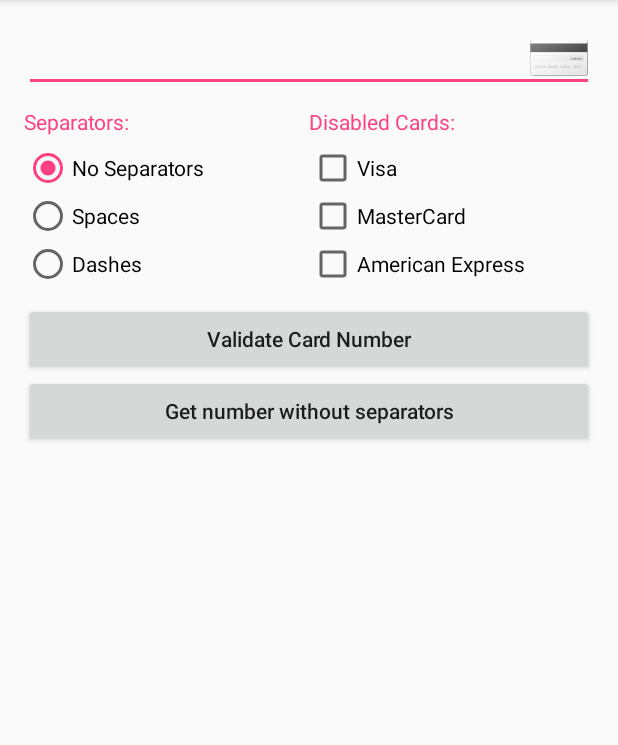
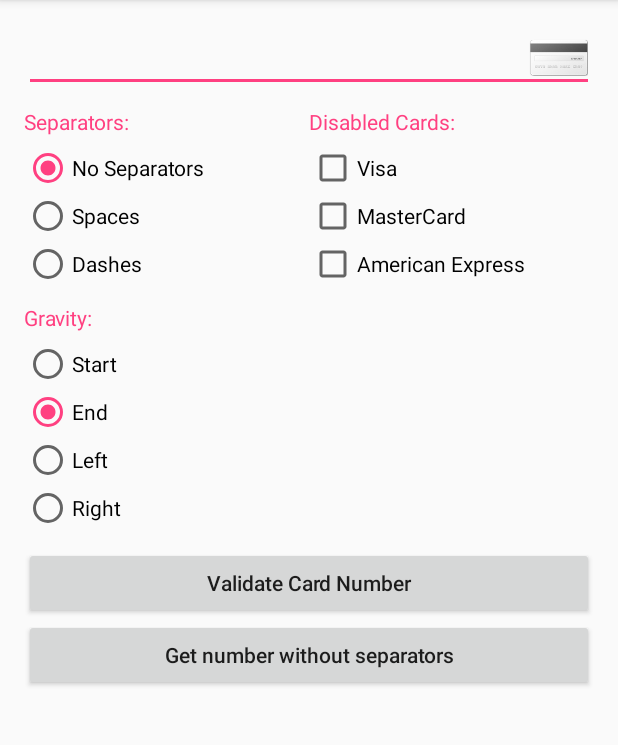
Before and after one commit to Mostafa-MA-Saleh/EditCredit, an Android app: the screen it shows after launch (MainActivity), on a phone screen of 412 x 824 dp, the part 84-829 px from its top. Run offline under Robolectric (Android 15) with nearby library versions, the phone set to English and light mode, and no system bars; 2 statements that could not run were skipped.

Commit message:
- Updated the demo app to include the gravity options.

```diff
--- a/app/src/main/java/mostafa/ma/saleh/gmail/com/editcreditdemo/MainActivity.java
+++ b/app/src/main/java/mostafa/ma/saleh/gmail/com/editcreditdemo/MainActivity.java
@@ -10,17 +10,21 @@ import android.widget.CompoundButton;
 import android.widget.RadioGroup;
 import android.widget.Toast;
 
+import java.util.ArrayList;
+import java.util.List;
+
 import mostafa.ma.saleh.gmail.com.editcredit.EditCredit;
 
 public class MainActivity extends AppCompatActivity implements RadioGroup.OnCheckedChangeListener, View.OnClickListener, CheckBox.OnCheckedChangeListener {
 
     private EditCredit mEditCredit;
-    private RadioGroup rgOptions;
-    private Button btnValidate;
-    private Button btnGetNumber;
-    private CheckBox chkVisa;
-    private CheckBox chkMasterCard;
-    private CheckBox chkAMEX;
+    private RadioGroup separatorsRadioGroup;
+    private RadioGroup gravityRadioGroup;
+    private Button validateButton;
+    private Button getNumberButton;
+    private CheckBox visaCheckBox;
+    private CheckBox masterCardCheckBox;
+    private CheckBox americanExpressCheckBox;
 
     @Override
     protected void onCreate(Bundle savedInstanceState) {
@@ -31,57 +35,87 @@ public class MainActivity extends AppCompatActivity implements RadioGroup.OnChec
     }
 
     private void setListeners() {
-        rgOptions.setOnCheckedChangeListener(this);
-        btnValidate.setOnClickListener(this);
-        btnGetNumber.setOnClickListener(this);
-        chkVisa.setOnCheckedChangeListener(this);
-        chkMasterCard.setOnCheckedChangeListener(this);
-        chkAMEX.setOnCheckedChangeListener(this);
+        separatorsRadioGroup.setOnCheckedChangeListener(this);
+        gravityRadioGroup.setOnCheckedChangeListener(this);
+        validateButton.setOnClickListener(this);
+        getNumberButton.setOnClickListener(this);
+        visaCheckBox.setOnCheckedChangeListener(this);
+        masterCardCheckBox.setOnCheckedChangeListener(this);
+        americanExpressCheckBox.setOnCheckedChangeListener(this);
     }
 
-    private void findViewsById(){
-        mEditCredit = (EditCredit) findViewById(R.id.editcredit);
-        rgOptions = (RadioGroup) findViewById(R.id.rg_options);
-        btnValidate = (Button) findViewById(R.id.btn_validate);
-        btnGetNumber = (Button) findViewById(R.id.btn_get_number);
-        chkVisa = (CheckBox) findViewById(R.id.chk_visa);
-        chkMasterCard = (CheckBox) findViewById(R.id.chk_mastercard);
-        chkAMEX = (CheckBox) findViewById(R.id.chk_amex);
+    private void findViewsById() {
+        mEditCredit = findViewById(R.id.editcredit);
+        separatorsRadioGroup = findViewById(R.id.separators_radio_group);
+        gravityRadioGroup = findViewById(R.id.gravity_radio_group);
+        validateButton = findViewById(R.id.btn_validate);
+        getNumberButton = findViewById(R.id.btn_get_number);
+        visaCheckBox = findViewById(R.id.chk_visa);
+        masterCardCheckBox = findViewById(R.id.chk_mastercard);
+        americanExpressCheckBox = findViewById(R.id.chk_amex);
     }
 
     @Override
     public void onCheckedChanged(RadioGroup group, @IdRes int checkedId) {
-        switch (checkedId){
-            case R.id.rb_no_separators:
-                mEditCredit.setSeparator(EditCredit.NO_SEPARATOR);
+        switch (group.getId()) {
+            case R.id.separators_radio_group:
+                onSeparatorsCheckedChanged(checkedId);
                 break;
-            case R.id.rb_spaces:
-                mEditCredit.setSeparator(EditCredit.SPACES_SEPARATOR);
+            case R.id.gravity_radio_group:
+                onGravityCheckedChanged(checkedId);
                 break;
-            case R.id.rb_dashes:
-                mEditCredit.setSeparator(EditCredit.DASHES_SEPARATOR);
+        }
+    }
+
+    private void onSeparatorsCheckedChanged(@IdRes int checkedId) {
+        switch (checkedId) {
+            case R.id.no_separators_radio_button:
+                mEditCredit.setSeparator(EditCredit.Separator.NONE);
+                break;
+            case R.id.spaces_radio_button:
+                mEditCredit.setSeparator(EditCredit.Separator.SPACES);
+                break;
+            case R.id.dashes_radio_button:
+                mEditCredit.setSeparator(EditCredit.Separator.DASHES);
+                break;
+        }
+    }
+
+    private void onGravityCheckedChanged(@IdRes int checkedId) {
+        switch (checkedId) {
+            case R.id.start_radio_button:
+                mEditCredit.setDrawableGravity(EditCredit.Gravity.START);
+                break;
+            case R.id.end_radio_button:
+                mEditCredit.setDrawableGravity(EditCredit.Gravity.END);
+                break;
+            case R.id.left_radio_button:
+                mEditCredit.setDrawableGravity(EditCredit.Gravity.LEFT);
+                break;
+            case R.id.right_radio_button:
+                mEditCredit.setDrawableGravity(EditCredit.Gravity.RIGHT);
                 break;
         }
     }
 
     @Override
     public void onCheckedChanged(CompoundButton buttonView, boolean isChecked) {
-        int disabledCards = EditCredit.NONE;
-        if(chkVisa.isChecked()){
-            disabledCards |= EditCredit.VISA;
+        List<EditCredit.Card> disabledCards = new ArrayList<>();
+        if (visaCheckBox.isChecked()) {
+            disabledCards.add(EditCredit.Card.VISA);
         }
-        if(chkMasterCard.isChecked()){
-            disabledCards |= EditCredit.MASTERCARD;
+        if (masterCardCheckBox.isChecked()) {
+            disabledCards.add(EditCredit.Card.MASTERCARD);
         }
-        if (chkAMEX.isChecked()){
-            disabledCards |= EditCredit.AMEX;
+        if (americanExpressCheckBox.isChecked()) {
+            disabledCards.add(EditCredit.Card.AMEX);
         }
-        mEditCredit.setDisabledCards(disabledCards);
+        mEditCredit.setDisabledCards(disabledCards.toArray(new EditCredit.Card[0]));
     }
 
     @Override
     public void onClick(View v) {
-        switch (v.getId()){
+        switch (v.getId()) {
             case R.id.btn_validate:
                 Toast.makeText(this, mEditCredit.isCardValid() ? "Valid" : "Not Valid", Toast.LENGTH_SHORT).show();
                 break;
@@ -90,6 +124,4 @@ public class MainActivity extends AppCompatActivity implements RadioGroup.OnChec
                 break;
         }
     }
-
-
 }
--- a/app/src/main/res/layout/activity_main.xml
+++ b/app/src/main/res/layout/activity_main.xml
@@ -1,100 +1,147 @@
 <?xml version="1.0" encoding="utf-8"?>
-<LinearLayout xmlns:android="http://schemas.android.com/apk/res/android"
+<ScrollView xmlns:android="http://schemas.android.com/apk/res/android"
     xmlns:tools="http://schemas.android.com/tools"
     android:layout_width="match_parent"
     android:layout_height="match_parent"
-    xmlns:app="http://schemas.android.com/apk/res-auto"
+    tools:context="mostafa.ma.saleh.gmail.com.editcreditdemo.MainActivity">
+
+    <LinearLayout
+        android:layout_width="match_parent"
+        android:layout_height="wrap_content"
         android:orientation="vertical"
-    android:padding="16dp"
-    tools:context="mostafa.ma.saleh.gmail.com.editcreditdemo.MainActivity">
+        android:padding="16dp">
 
         <mostafa.ma.saleh.gmail.com.editcredit.EditCredit
             android:id="@+id/editcredit"
             android:layout_width="match_parent"
             android:layout_height="wrap_content"
-        android:layout_marginBottom="10dp"/>
+            android:layout_marginBottom="10dp" />
 
         <TableRow
             android:layout_width="match_parent"
             android:layout_height="wrap_content">
+
             <LinearLayout
                 android:layout_weight="0.5"
                 android:orientation="vertical">
+
                 <TextView
                     android:layout_width="wrap_content"
                     android:layout_height="wrap_content"
                     android:layout_marginBottom="5dp"
-                android:textColor="@color/colorAccent"
-                android:text="@string/separators_label"/>
+                    android:text="@string/separators_label"
+                    android:textColor="@color/colorAccent" />
 
                 <RadioGroup
-                android:id="@+id/rg_options"
+                    android:id="@+id/separators_radio_group"
                     android:layout_width="wrap_content"
                     android:layout_height="wrap_content"
                     android:layout_marginBottom="10dp"
-                android:checkedButton="@+id/rb_no_separators">
+                    android:checkedButton="@+id/no_separators_radio_button">
 
                     <RadioButton
-                    android:id="@+id/rb_no_separators"
+                        android:id="@+id/no_separators_radio_button"
                         android:layout_width="wrap_content"
                         android:layout_height="wrap_content"
-                    android:text="@string/no_separators"/>
+                        android:text="@string/no_separators" />
 
                     <RadioButton
-                    android:id="@+id/rb_spaces"
+                        android:id="@+id/spaces_radio_button"
                         android:layout_width="wrap_content"
                         android:layout_height="wrap_content"
-                    android:text="@string/spaces"/>
+                        android:text="@string/spaces" />
 
                     <RadioButton
-                    android:id="@+id/rb_dashes"
+                        android:id="@+id/dashes_radio_button"
                         android:layout_width="wrap_content"
                         android:layout_height="wrap_content"
-                    android:text="@string/dashes"/>
+                        android:text="@string/dashes" />
                 </RadioGroup>
             </LinearLayout>
+
             <LinearLayout
                 android:layout_weight="0.5"
                 android:orientation="vertical">
+
                 <TextView
                     android:layout_width="wrap_content"
                     android:layout_height="wrap_content"
                     android:layout_marginBottom="5dp"
-                android:textColor="@color/colorAccent"
-                android:text="@string/disabled_cards_label"/>
+                    android:text="@string/disabled_cards_label"
+                    android:textColor="@color/colorAccent" />
 
                 <CheckBox
                     android:id="@+id/chk_visa"
                     android:layout_width="wrap_content"
                     android:layout_height="wrap_content"
-                android:text="@string/visa"/>
+                    android:text="@string/visa" />
 
                 <CheckBox
                     android:id="@+id/chk_mastercard"
                     android:layout_width="wrap_content"
                     android:layout_height="wrap_content"
-                android:text="@string/mastercard"/>
+                    android:text="@string/mastercard" />
 
                 <CheckBox
                     android:id="@+id/chk_amex"
                     android:layout_width="wrap_content"
                     android:layout_height="wrap_content"
-                android:text="@string/american_express"/>
+                    android:text="@string/american_express" />
             </LinearLayout>
         </TableRow>
+
+        <TextView
+            android:layout_width="wrap_content"
+            android:layout_height="wrap_content"
+            android:layout_marginBottom="5dp"
+            android:text="@string/gravity_label"
+            android:textColor="@color/colorAccent" />
+
+        <RadioGroup
+            android:id="@+id/gravity_radio_group"
+            android:layout_width="wrap_content"
+            android:layout_height="wrap_content"
+            android:layout_marginBottom="10dp"
+            android:checkedButton="@+id/end_radio_button">
+
+            <RadioButton
+                android:id="@+id/start_radio_button"
+                android:layout_width="wrap_content"
+                android:layout_height="wrap_content"
+                android:text="@string/start" />
+
+            <RadioButton
+                android:id="@+id/end_radio_button"
+                android:layout_width="wrap_content"
+                android:layout_height="wrap_content"
+                android:text="@string/end" />
+
+            <RadioButton
+                android:id="@+id/left_radio_button"
+                android:layout_width="wrap_content"
+                android:layout_height="wrap_content"
+                android:text="@string/left" />
+
+            <RadioButton
+                android:id="@+id/right_radio_button"
+                android:layout_width="wrap_content"
+                android:layout_height="wrap_content"
+                android:text="@string/right" />
+        </RadioGroup>
 
         <Button
             android:id="@+id/btn_validate"
             android:layout_width="match_parent"
             android:layout_height="wrap_content"
-        android:textAllCaps="false"
-        android:text="@string/validate_card_number"/>
+            android:text="@string/validate_card_number"
+            android:textAllCaps="false" />
 
         <Button
             android:id="@+id/btn_get_number"
             android:layout_width="match_parent"
             android:layout_height="wrap_content"
-        android:textAllCaps="false"
-        android:text="@string/get_number_without_separators" />
+            android:text="@string/get_number_without_separators"
+            android:textAllCaps="false" />
 
     </LinearLayout>
+</ScrollView>
--- a/app/src/main/res/values/strings.xml
+++ b/app/src/main/res/values/strings.xml
@@ -10,4 +10,9 @@
     <string name="visa">Visa</string>
     <string name="mastercard">MasterCard</string>
     <string name="american_express">American Express</string>
+    <string name="gravity_label">Gravity:</string>
+    <string name="start">Start</string>
+    <string name="end">End</string>
+    <string name="left">Left</string>
+    <string name="right">Right</string>
 </resources>
```
Lines whose indentation alone changed are shown as unchanged.
